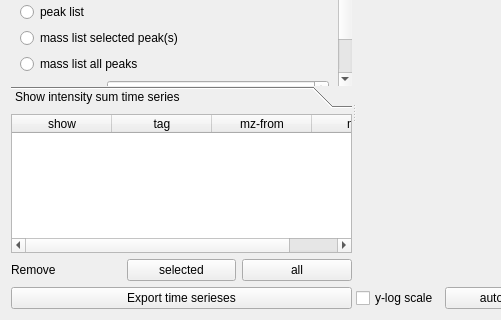
Qt form Orbitool/UI/Timeserieses.ui (l460289052/Orbitool) before a commit; both pictures show x 0 to 501 and y 97 to 417 of the 611 by 417 pixel window.
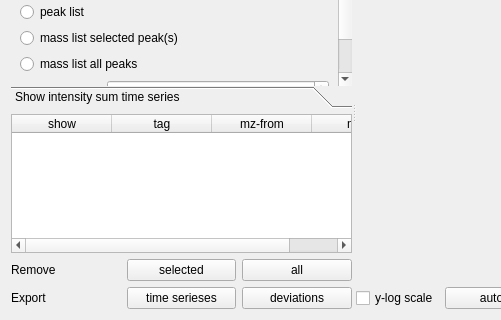
The same form after that commit.

Commit message: time format

The edit to the form file:
```diff
--- a/Orbitool/UI/Timeserieses.ui
+++ b/Orbitool/UI/Timeserieses.ui
@@ -336,7 +336,16 @@
         </layout>
        </item>
        <item>
-        <widget class="QPushButton" name="exportPushButton">
+        <layout class="QHBoxLayout" name="horizontalLayout">
+         <item>
+          <widget class="QLabel" name="label_3">
+           <property name="text">
+            <string>Export</string>
+           </property>
+          </widget>
+         </item>
+         <item>
+          <widget class="QPushButton" name="exportTimeseriesPushButton">
          <property name="sizePolicy">
           <sizepolicy hsizetype="Preferred" vsizetype="Fixed">
            <horstretch>0</horstretch>
@@ -344,9 +353,18 @@
           </sizepolicy>
          </property>
          <property name="text">
-          <string>Export time serieses</string>
-         </property>
-        </widget>
+            <string>time serieses</string>
+           </property>
+          </widget>
+         </item>
+         <item>
+          <widget class="QPushButton" name="exportDeviationPushButton">
+           <property name="text">
+            <string>deviations</string>
+           </property>
+          </widget>
+         </item>
+        </layout>
        </item>
       </layout>
      </widget>
```
Lines whose indentation alone changed are shown as unchanged. The commit also changes 17 other files.
